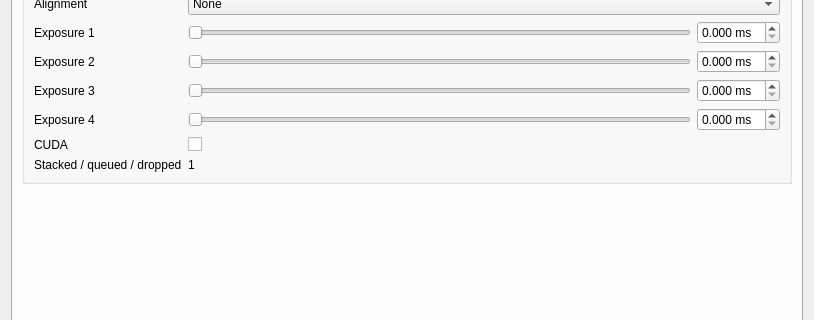
The window that plugins/feature/camera/camerasettingsdialog.ui (srcejon/sdrangel) describes before a commit, drawn with Qt 5; both pictures show x 0 to 814 and y 324 to 644 of the 814 by 934 pixel window.
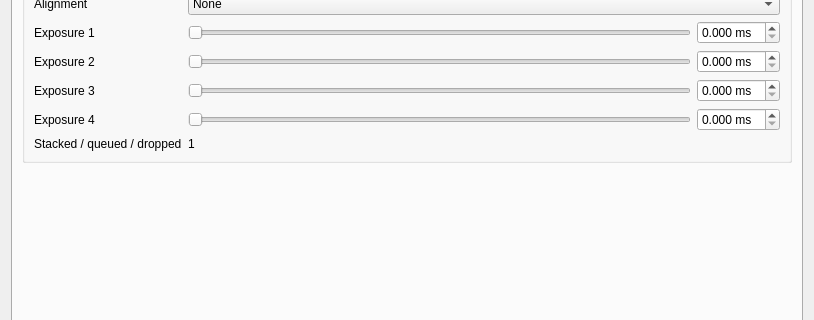
The same window after the commit. The open tabs and pages were chosen to show the change. Icons and pictures are not drawn. Custom widgets are drawn as their Qt base class.

Commit message: Add CUDA camera processing paths

The edit to the form file:
```diff
--- a/plugins/feature/camera/camerasettingsdialog.ui
+++ b/plugins/feature/camera/camerasettingsdialog.ui
@@ -1525,30 +1525,13 @@
            </layout>
           </item>
           <item row="9" column="0">
-           <widget class="QLabel" name="stackUseCudaLabel">
-            <property name="text">
-             <string>CUDA</string>
-            </property>
-           </widget>
-          </item>
-          <item row="9" column="1">
-           <widget class="QCheckBox" name="stackUseCudaCheck">
-            <property name="toolTip">
-             <string>Use OpenCV CUDA functions for supported stacking, calibration, and alignment steps</string>
-            </property>
-            <property name="text">
-             <string/>
-            </property>
-           </widget>
-          </item>
-          <item row="10" column="0">
            <widget class="QLabel" name="stackCurrentCountLabel">
             <property name="text">
              <string>Stacked / queued / dropped</string>
             </property>
            </widget>
           </item>
-          <item row="10" column="1">
+          <item row="9" column="1">
            <widget class="QLabel" name="stackCurrentCountValue">
             <property name="text">
              <string>1</string>
```
Left out of the diff: 21 changed lines with no effect on the pictures. The commit also changes 11 other files.
